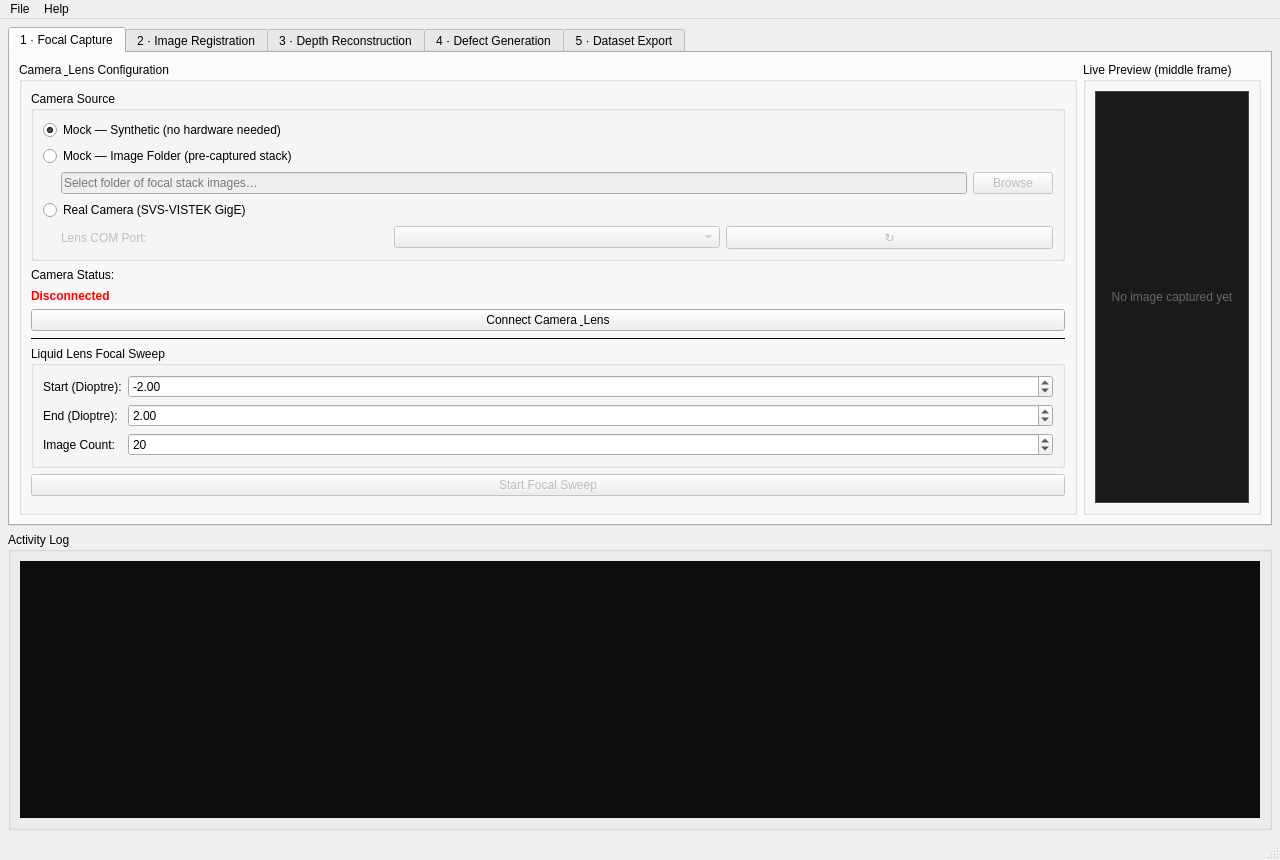
Above: src/ui/MainWindow.ui from lyujiebrandon/SyntheticDefectGenerator before the change. Below: the same form after it.
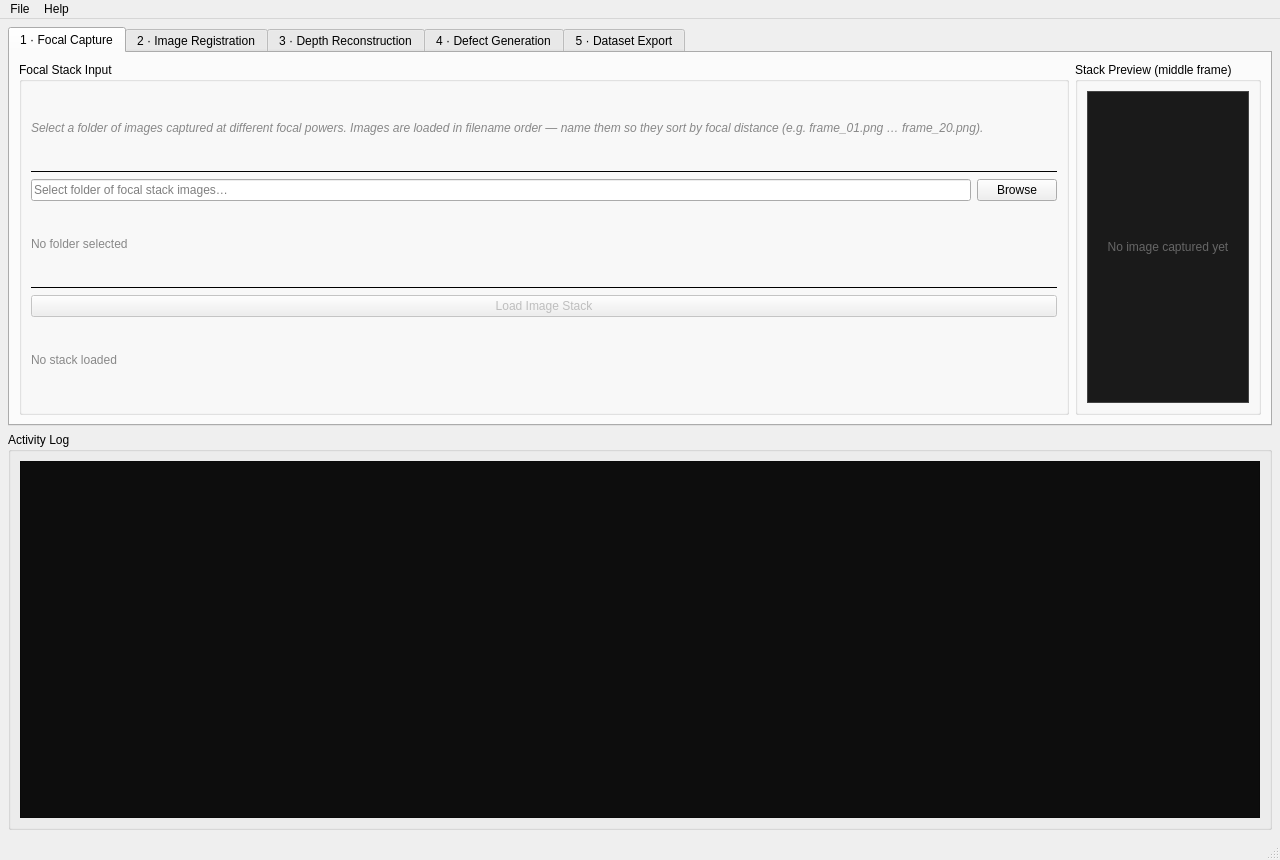
That is the form after the change.

Commit message: remove camera/ lens connection

The edit to the form file:
```diff
--- a/src/ui/MainWindow.ui
+++ b/src/ui/MainWindow.ui
@@ -16,149 +16,61 @@
        <attribute name="title"><string>1 · Focal Capture</string></attribute>
        <layout class="QHBoxLayout">
         <item>
-         <widget class="QGroupBox" name="grpCamera">
-          <property name="title"><string>Camera &amp; Lens Configuration</string></property>
+         <widget class="QGroupBox" name="grpStackInput">
+          <property name="title"><string>Focal Stack Input</string></property>
           <property name="maximumWidth"><number>380</number></property>
           <layout class="QVBoxLayout">
            <!-- Camera Source selector -->
            <item>
-            <widget class="QGroupBox" name="grpCameraSource">
-             <property name="title"><string>Camera Source</string></property>
-             <layout class="QVBoxLayout">
-              <item>
-               <widget class="QRadioButton" name="radioMockSynthetic">
-                <property name="text"><string>Mock — Synthetic (no hardware needed)</string></property>
-                <property name="checked"><bool>true</bool></property>
-               </widget>
-              </item>
-              <item>
-               <widget class="QRadioButton" name="radioMockImages">
-                <property name="text"><string>Mock — Image Folder (pre-captured stack)</string></property>
-               </widget>
-              </item>
-              <item>
-               <layout class="QHBoxLayout">
-                <item>
-                 <spacer>
-                  <property name="orientation"><enum>Qt::Horizontal</enum></property>
-                  <property name="sizeType"><enum>QSizePolicy::Fixed</enum></property>
-                  <property name="sizeHint" stdset="0"><size><width>18</width><height>0</height></size></property>
-                 </spacer>
-                </item>
-                <item>
-                 <widget class="QLineEdit" name="lineImageFolder">
-                  <property name="placeholderText"><string>Select folder of focal stack images…</string></property>
-                  <property name="enabled"><bool>false</bool></property>
-                  <property name="readOnly"><bool>true</bool></property>
-                 </widget>
-                </item>
-                <item>
-                 <widget class="QPushButton" name="btnBrowseImageFolder">
-                  <property name="text"><string>Browse</string></property>
-                  <property name="enabled"><bool>false</bool></property>
-                  <property name="maximumWidth"><number>70</number></property>
-                 </widget>
-                </item>
-               </layout>
-              </item>
-              <item>
-               <widget class="QRadioButton" name="radioRealCamera">
-                <property name="text"><string>Real Camera (SVS-VISTEK GigE)</string></property>
-               </widget>
-              </item>
-              <item>
-               <layout class="QHBoxLayout">
-                <item>
-                 <spacer>
-                  <property name="orientation"><enum>Qt::Horizontal</enum></property>
-                  <property name="sizeType"><enum>QSizePolicy::Fixed</enum></property>
-                  <property name="sizeHint" stdset="0"><size><width>18</width><height>0</height></size></property>
-                 </spacer>
-                </item>
-                <item>
-                 <widget class="QLabel" name="lblComPort">
-                  <property name="text"><string>Lens COM Port:</string></property>
-                  <property name="enabled"><bool>false</bool></property>
-                 </widget>
-                </item>
-                <item>
-                 <widget class="QComboBox" name="comboComPort">
-                  <property name="enabled"><bool>false</bool></property>
-                  <property name="minimumWidth"><number>90</number></property>
-                 </widget>
-                </item>
-                <item>
-                 <widget class="QPushButton" name="btnRefreshPorts">
-                  <property name="text"><string>&#8635;</string></property>
-                  <property name="enabled"><bool>false</bool></property>
-                  <property name="maximumWidth"><number>28</number></property>
-                  <property name="toolTip"><string>Refresh available COM ports</string></property>
-                 </widget>
-                </item>
-               </layout>
-              </item>
-             </layout>
+            <widget class="QLabel">
+             <property name="text"><string>Select a folder of images captured at different focal powers. Images are loaded in filename order — name them so they sort by focal distance (e.g. frame_01.png … frame_20.png).</string></property>
+             <property name="wordWrap"><bool>true</bool></property>
+             <property name="styleSheet"><string>color: #888; font-style: italic;</string></property>
             </widget>
            </item>
-           <item><widget class="QLabel"><property name="text"><string>Camera Status:</string></property></widget></item>
+           <item><widget class="QFrame"><property name="frameShape"><enum>QFrame::HLine</enum></property></widget></item>
            <item>
-            <widget class="QLabel" name="lblCameraStatus">
-             <property name="text"><string>Disconnected</string></property>
-             <property name="styleSheet"><string>color: red; font-weight: bold;</string></property>
-            </widget>
+            <layout class="QHBoxLayout">
+             <item>
+              <widget class="QLineEdit" name="lineStackFolder">
+               <property name="placeholderText"><string>Select folder of focal stack images…</string></property>
+               <property name="readOnly"><bool>true</bool></property>
+              </widget>
+             </item>
+             <item>
+              <widget class="QPushButton" name="btnBrowseStack">
+               <property name="text"><string>Browse</string></property>
+               <property name="maximumWidth"><number>70</number></property>
+              </widget>
+             </item>
+            </layout>
            </item>
            <item>
-            <widget class="QPushButton" name="btnConnectCamera">
-             <property name="text"><string>Connect Camera &amp; Lens</string></property>
+            <widget class="QLabel" name="lblImageCount">
+             <property name="text"><string>No folder selected</string></property>
+             <property name="styleSheet"><string>color: #888;</string></property>
             </widget>
            </item>
            <item><widget class="QFrame"><property name="frameShape"><enum>QFrame::HLine</enum></property></widget></item>
            <item>
-            <widget class="QGroupBox">
-             <property name="title"><string>Liquid Lens Focal Sweep</string></property>
-             <layout class="QFormLayout">
-              <item row="0" column="0"><widget class="QLabel"><property name="text"><string>Start (Dioptre):</string></property></widget></item>
-              <item row="0" column="1">
-               <widget class="QDoubleSpinBox" name="spinDioptreStart">
-                <property name="minimum"><double>-5.0</double></property>
-                <property name="maximum"><double>5.0</double></property>
-                <property name="singleStep"><double>0.1</double></property>
-                <property name="value"><double>-2.0</double></property>
-               </widget>
-              </item>
-              <item row="1" column="0"><widget class="QLabel"><property name="text"><string>End (Dioptre):</string></property></widget></item>
-              <item row="1" column="1">
-               <widget class="QDoubleSpinBox" name="spinDioptreEnd">
-                <property name="minimum"><double>-5.0</double></property>
-                <property name="maximum"><double>5.0</double></property>
-                <property name="singleStep"><double>0.1</double></property>
-                <property name="value"><double>2.0</double></property>
-               </widget>
-              </item>
-              <item row="2" column="0"><widget class="QLabel"><property name="text"><string>Image Count:</string></property></widget></item>
-              <item row="2" column="1">
-               <widget class="QSpinBox" name="spinImageCount">
-                <property name="minimum"><number>3</number></property>
-                <property name="maximum"><number>200</number></property>
-                <property name="value"><number>20</number></property>
-               </widget>
-              </item>
-             </layout>
-            </widget>
-           </item>
-           <item>
-            <widget class="QPushButton" name="btnStartSweep">
-             <property name="text"><string>Start Focal Sweep</string></property>
+            <widget class="QPushButton" name="btnLoadStack">
+             <property name="text"><string>Load Image Stack</string></property>
              <property name="enabled"><bool>false</bool></property>
             </widget>
            </item>
+           <item>
+            <widget class="QLabel" name="lblStackStatus">
+             <property name="text"><string>No stack loaded</string></property>
+             <property name="styleSheet"><string>color: #888;</string></property>
+            </widget>
+           </item>
            <item><spacer><property name="orientation"><enum>Qt::Vertical</enum></property></spacer></item>
           </layout>
          </widget>
         </item>
         <item>
          <widget class="QGroupBox" name="grpCapturePreview">
-          <property name="title"><string>Live Preview (middle frame)</string></property>
+          <property name="title"><string>Stack Preview (middle frame)</string></property>
           <layout class="QVBoxLayout">
            <item>
             <widget class="QLabel" name="lblCapturePreview">
```
Left out of the diff: 1 changed line with no effect on the pictures. The commit also changes 9 other files.
